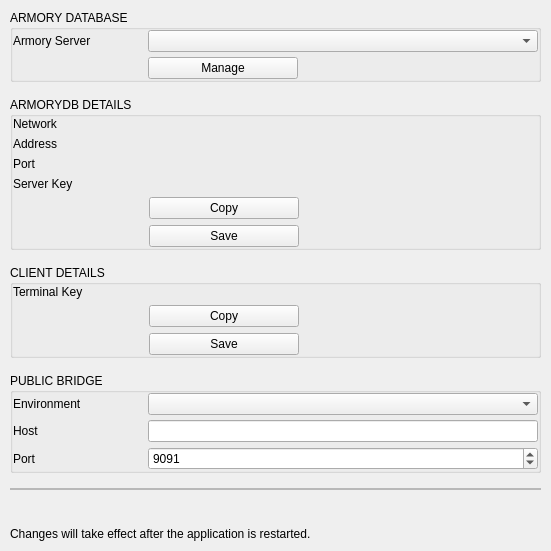
Above: BlockSettleUILib/NetworkSettingsPage.ui from BlockSettle/terminal before the change. Below: the same form after it.
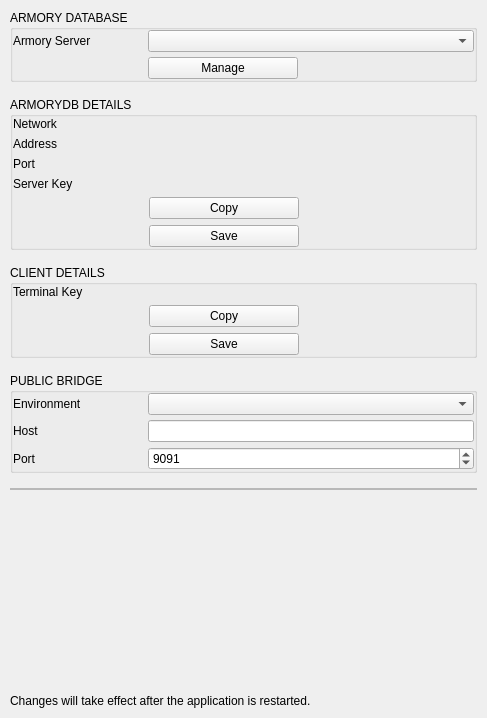
That is the form after the change.

```diff
--- a/BlockSettleUILib/NetworkSettingsPage.ui
+++ b/BlockSettleUILib/NetworkSettingsPage.ui
@@ -6,8 +6,8 @@
    <rect>
     <x>0</x>
     <y>0</y>
-    <width>551</width>
-    <height>551</height>
+    <width>487</width>
+    <height>718</height>
    </rect>
   </property>
   <property name="windowTitle">
```
